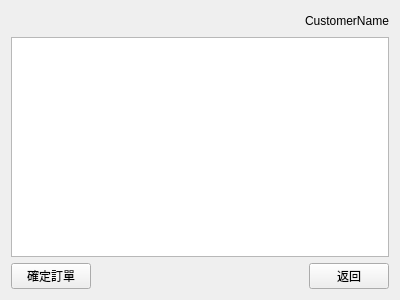
Before: the Qt Designer form client/DepotSystemClient/Form/singleorderform.ui in B10215037/DepotSystem, drawn with Qt 5.
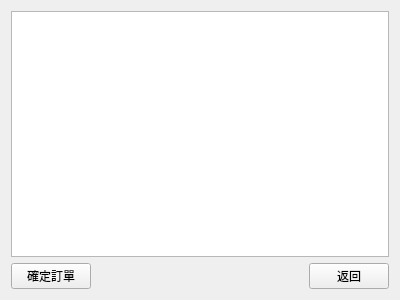
After: the same form once the commit is applied.

Commit message: modify username label

```diff
--- a/client/DepotSystemClient/Form/singleorderform.ui
+++ b/client/DepotSystemClient/Form/singleorderform.ui
@@ -14,30 +14,6 @@
    <string>Form</string>
   </property>
   <layout class="QVBoxLayout" name="verticalLayout">
-   <item>
-    <layout class="QHBoxLayout" name="horizontalLayout">
-     <item>
-      <spacer name="horizontalSpacer">
-       <property name="orientation">
-        <enum>Qt::Horizontal</enum>
-       </property>
-       <property name="sizeHint" stdset="0">
-        <size>
-         <width>40</width>
-         <height>20</height>
-        </size>
-       </property>
-      </spacer>
-     </item>
-     <item>
-      <widget class="QLabel" name="label">
-       <property name="text">
-        <string>CustomerName</string>
-       </property>
-      </widget>
-     </item>
-    </layout>
-   </item>
    <item>
     <widget class="QTableView" name="tableView"/>
    </item>
```
The commit also changes 7 other files.
